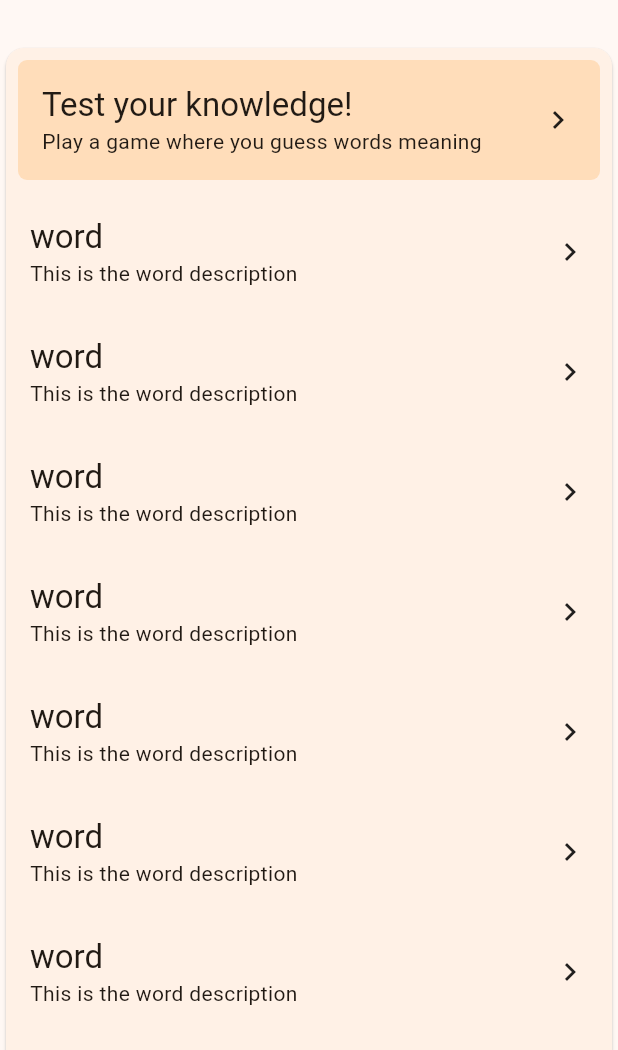
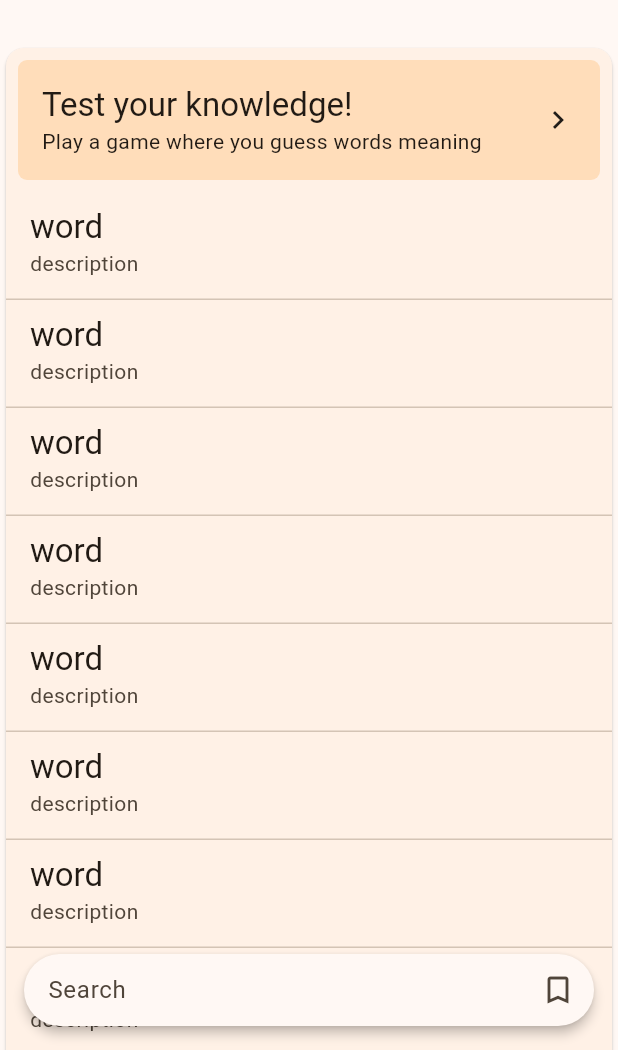
Before and after one commit to Sonya-Proskurina/word_couch, a Flutter app: the screen it shows after launch, on a phone screen of 412 x 824 dp, the part 186-1236 px from its top. Run offline on Flutter 3.47's test engine with Material 2 defaults, Android fonts, the phone set to English and light mode, and no system bars; our stand-ins replace freezed_annotation.

Commit message:
created files for each widget, finalize main screen

```diff
--- a/lib/main.dart
+++ b/lib/main.dart
@@ -1,11 +1,13 @@
 import 'package:flutter/material.dart';
+import 'package:word_couch/word_search/presentation/widgets/main_screen_list.dart';
+import 'package:word_couch/word_search/presentation/widgets/search_bar.dart';
 
 void main() async {
-  runApp(MyApp());
+  runApp(const MyApp());
 }
 
 class MyApp extends StatelessWidget {
-  MyApp({super.key});
+  const MyApp({super.key});
 
   ThemeData themeWithBrightness(Brightness brightness) => ThemeData(
       brightness: brightness,
@@ -19,60 +21,30 @@ class MyApp extends StatelessWidget {
       themeMode: ThemeMode.system,
       darkTheme: themeWithBrightness(Brightness.dark),
       theme: themeWithBrightness(Brightness.light),
-      home: Material(
-        child: CustomScrollView(
+      home: Scaffold(
+        resizeToAvoidBottomInset: true,
+        body: Material(
+          child: Stack(
+            children: [
+              CustomScrollView(
                 slivers: <Widget>[
                   SliverAppBar.large(
-              leading:
-                  IconButton(icon: const Icon(Icons.menu), onPressed: () {}),
+                    leading: IconButton(
+                        icon: const Icon(Icons.menu), onPressed: () {}),
                     title: const Text('Word Couch'),
                   ),
-            SliverToBoxAdapter(
-              child: Card(
-                child: Column(
-                  children: [
-                    PlayGameCard(),
-                    Column(
-                        children: List.generate(10, (_) => const CardWidget())),
-                  ],
-                ),
-              ),
+                  const SliverToBoxAdapter(
+                    child: Card(child: MainScreenList()),
                   )
                 ],
               ),
+              const Padding(
+                padding: EdgeInsets.all(16.0),
+                child: Align(
+                  alignment: AlignmentDirectional.bottomCenter,
+                  child: SearchBar(),
                 ),
-    );
-  }
-}
-
-class PlayGameCard extends StatelessWidget {
-  const PlayGameCard({super.key});
-
-  @override
-  Widget build(BuildContext context) {
-    return Padding(
-      padding: const EdgeInsets.all(8.0),
-      child: Container(
-        decoration: BoxDecoration(
-            color: Theme.of(context).colorScheme.primaryContainer,
-            borderRadius: BorderRadius.circular(6.0)),
-        child: Padding(
-          padding: const EdgeInsets.all(16.0),
-          child: Row(
-            children: [
-              Expanded(
-                  child: Column(
-                crossAxisAlignment: CrossAxisAlignment.start,
-                children: [
-                  Text(
-                    "Test your knowledge!",
-                    style: Theme.of(context).textTheme.titleLarge,
-                  ),
-                  Text("Play a game where you guess words meaning",
-                      style: Theme.of(context).textTheme.bodyMedium)
-                ],
-              )),
-              const Icon(Icons.keyboard_arrow_right_outlined)
+              )
             ],
           ),
         ),
@@ -80,31 +52,3 @@ class PlayGameCard extends StatelessWidget {
     );
   }
 }
-
-class CardWidget extends StatelessWidget {
-  const CardWidget({super.key});
-
-  @override
-  Widget build(BuildContext context) {
-    return Padding(
-      padding: const EdgeInsets.all(16.0),
-      child: Row(
-        children: [
-          Expanded(
-              child: Column(
-            crossAxisAlignment: CrossAxisAlignment.start,
-            children: [
-              Text(
-                "word",
-                style: Theme.of(context).textTheme.titleLarge,
-              ),
-              Text("This is the word description",
-                  style: Theme.of(context).textTheme.bodyMedium)
-            ],
-          )),
-          const Icon(Icons.keyboard_arrow_right_outlined)
-        ],
-      ),
-    );
-  }
-}
--- /dev/null
+++ b/lib/word_search/presentation/widgets/main_screen_list.dart
@@ -0,0 +1,25 @@
+import 'package:flutter/cupertino.dart';
+import 'package:flutter/material.dart';
+import 'package:word_couch/word_search/presentation/widgets/play_game_card.dart';
+
+class MainScreenList extends StatelessWidget {
+  const MainScreenList({super.key});
+
+  @override
+  Widget build(BuildContext context) {
+    return Column(
+      children: <Widget>[const PlayGameCard()] +
+          ListTile.divideTiles(
+              context: context,
+              tiles: List.generate(
+                  10,
+                  (_) => ListTile(
+                        title: Text(
+                          "word",
+                          style: Theme.of(context).textTheme.titleLarge,
+                        ),
+                        subtitle: const Text("description"),
+                      ))).toList(),
+    );
+  }
+}
--- /dev/null
+++ b/lib/word_search/presentation/widgets/play_game_card.dart
@@ -0,0 +1,36 @@
+import 'package:flutter/material.dart';
+
+class PlayGameCard extends StatelessWidget {
+  const PlayGameCard({super.key});
+
+  @override
+  Widget build(BuildContext context) {
+    return Padding(
+      padding: const EdgeInsets.all(8.0),
+      child: Container(
+        decoration: BoxDecoration(
+            color: Theme.of(context).colorScheme.primaryContainer,
+            borderRadius: BorderRadius.circular(6.0)),
+        child: Padding(
+          padding: const EdgeInsets.all(16.0),
+          child: Row(
+            children: [
+              Expanded(
+                  child: Column(
+                crossAxisAlignment: CrossAxisAlignment.start,
+                children: [
+                  Text(
+                    "Test your knowledge!",
+                    style: Theme.of(context).textTheme.titleLarge,
+                  ),
+                  const Text("Play a game where you guess words meaning")
+                ],
+              )),
+              const Icon(Icons.keyboard_arrow_right_outlined)
+            ],
+          ),
+        ),
+      ),
+    );
+  }
+}
--- /dev/null
+++ b/lib/word_search/presentation/widgets/search_bar.dart
@@ -0,0 +1,51 @@
+import 'package:flutter/material.dart';
+
+class SearchBar extends StatefulWidget {
+  const SearchBar({Key? key}) : super(key: key);
+
+  @override
+  State<SearchBar> createState() => _SearchBarState();
+}
+
+class _SearchBarState extends State<SearchBar> {
+  late final TextEditingController textController;
+
+  @override
+  void initState() {
+    textController = TextEditingController();
+    super.initState();
+  }
+
+  @override
+  void dispose() {
+    textController.dispose();
+    super.dispose();
+  }
+
+  @override
+  Widget build(BuildContext context) {
+    return Material(
+      elevation: 3,
+      borderRadius: BorderRadius.circular(64),
+      child: Row(
+        children: [
+          Expanded(
+            child: Padding(
+              padding: const EdgeInsets.only(left: 16.0),
+              child: TextField(
+                controller: textController,
+                cursorColor: Theme.of(context).primaryColor,
+                decoration: const InputDecoration(
+                    hintText: 'Search', border: InputBorder.none),
+              ),
+            ),
+          ),
+          IconButton(
+            onPressed: () {},
+            icon: const Icon(Icons.bookmark_outline),
+          ),
+        ],
+      ),
+    );
+  }
+}
```
Also changed, not shown: lib/word_search/presentation/widgets/file.txt (deleted). Lines whose indentation alone changed are shown as unchanged.
